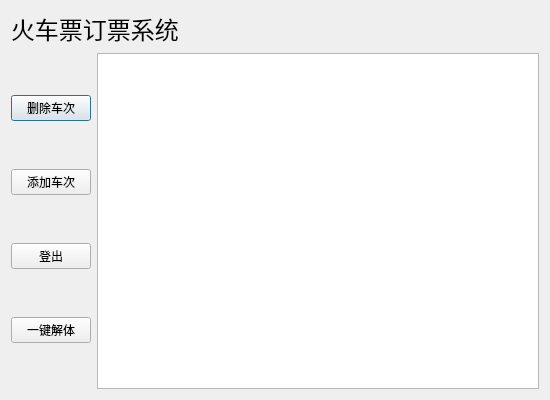
Above: UI/adminmainwindow.ui from New-bottle/train-ticket-system before the change. Below: the same form after it.
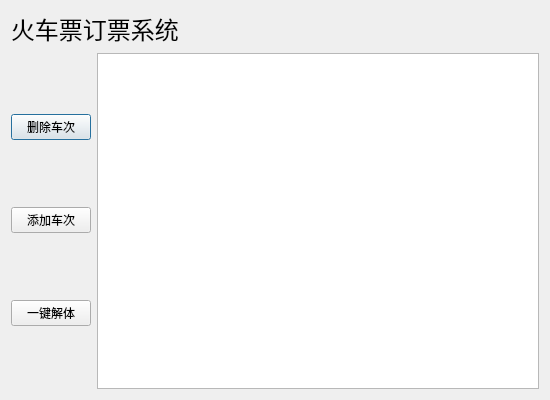
That is the form after the change.

The edit to the form file:
```diff
--- a/UI/adminmainwindow.ui
+++ b/UI/adminmainwindow.ui
@@ -45,13 +45,6 @@
          </property>
         </widget>
        </item>
-       <item>
-        <widget class="QPushButton" name="pushButton_3">
-         <property name="text">
-          <string>登出</string>
-         </property>
-        </widget>
-       </item>
        <item>
         <widget class="QPushButton" name="pushButton_4">
          <property name="text">
```
